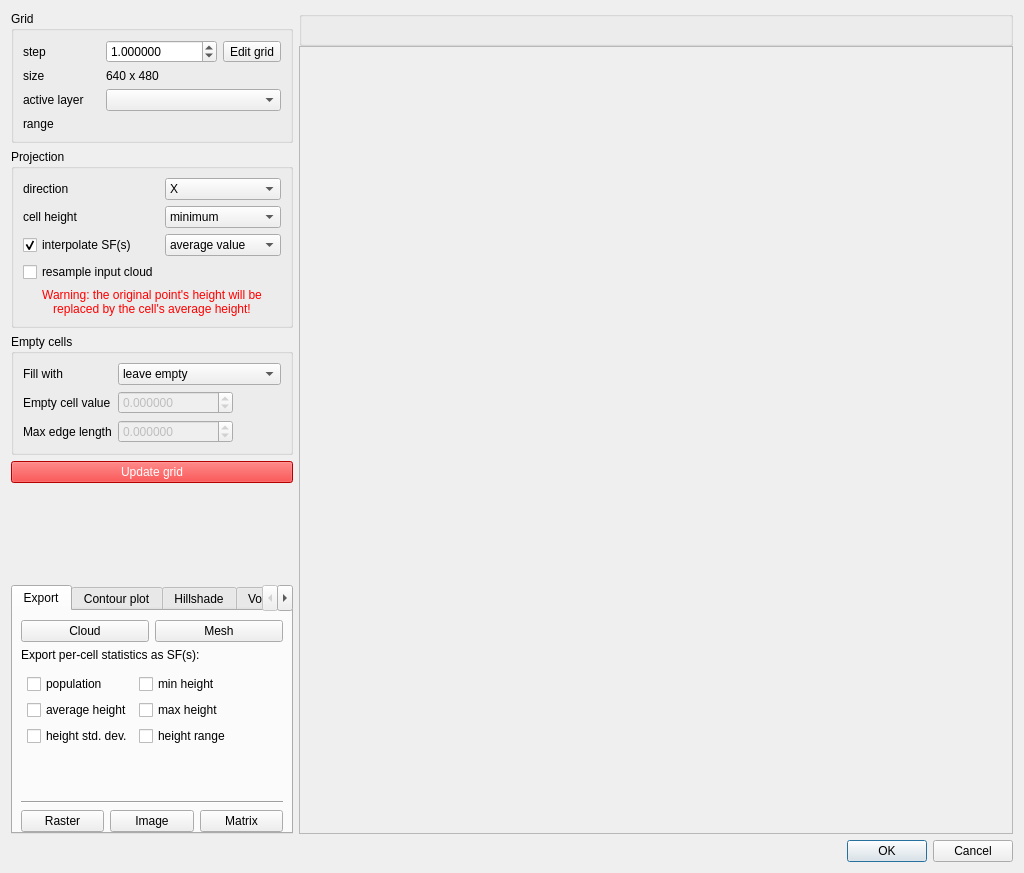
CloudCompare/CloudCompare, file qCC/ui_templates/rasterizeDlg.ui: the form before one commit.
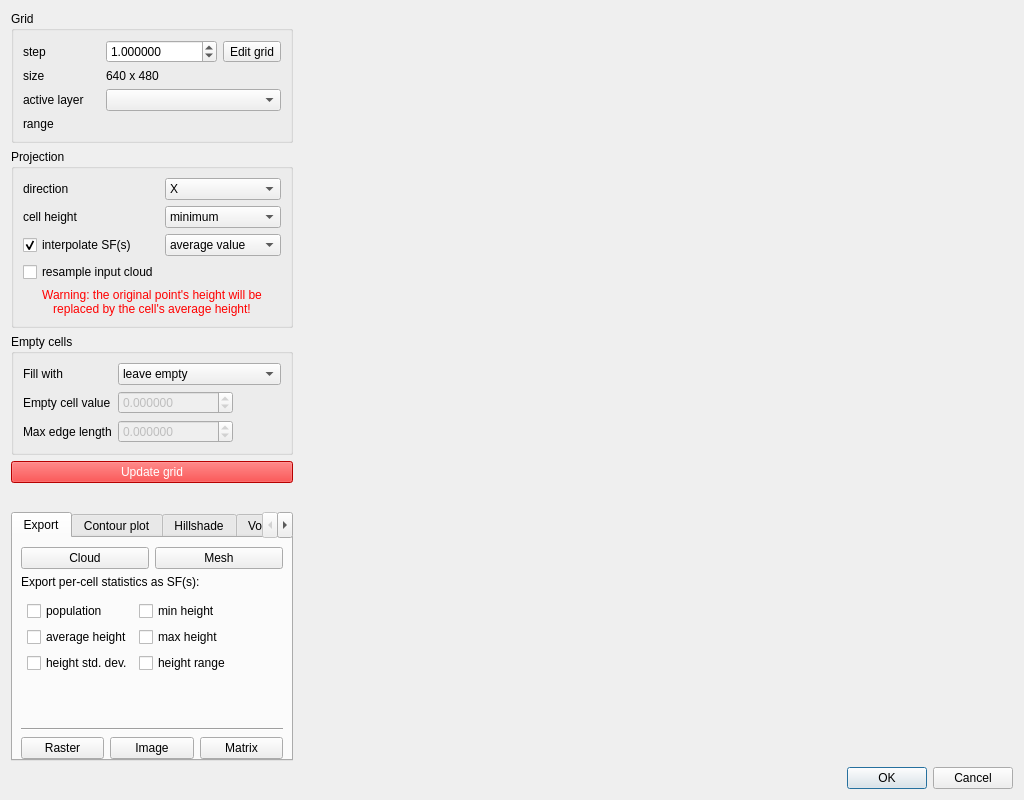
The form after the commit.

Commit message: Rasterize tool: display the total number of cells and the non empty cells

Patch:
```diff
--- a/qCC/ui_templates/rasterizeDlg.ui
+++ b/qCC/ui_templates/rasterizeDlg.ui
@@ -7,7 +7,7 @@
     <x>0</x>
     <y>0</y>
     <width>1024</width>
-    <height>873</height>
+    <height>800</height>
    </rect>
   </property>
   <property name="windowTitle">
@@ -988,33 +988,18 @@
       </widget>
      </item>
      <item>
-      <layout class="QVBoxLayout" name="verticalLayout_6" stretch="0,1">
+      <layout class="QVBoxLayout" name="verticalLayout_6">
        <property name="spacing">
         <number>0</number>
-       </property>
-       <item>
-        <widget class="QGroupBox" name="cloudInfoGroupBox">
-         <property name="sizePolicy">
-          <sizepolicy hsizetype="Expanding" vsizetype="Preferred">
-           <horstretch>0</horstretch>
-           <verstretch>0</verstretch>
-          </sizepolicy>
-         </property>
-         <layout class="QHBoxLayout" name="horizontalLayout_9">
-          <property name="leftMargin">
-           <number>12</number>
-          </property>
-          <property name="topMargin">
-           <number>6</number>
-          </property>
-          <property name="rightMargin">
-           <number>12</number>
-          </property>
-          <property name="bottomMargin">
-           <number>6</number>
           </property>
           <item>
            <widget class="QLabel" name="cloudNameLabel">
+         <property name="minimumSize">
+          <size>
+           <width>0</width>
+           <height>20</height>
+          </size>
+         </property>
             <property name="alignment">
              <set>Qt::AlignCenter</set>
             </property>
@@ -1023,13 +1008,10 @@
             </property>
            </widget>
           </item>
-         </layout>
-        </widget>
-       </item>
        <item>
         <widget class="QFrame" name="mapFrame">
          <property name="sizePolicy">
-          <sizepolicy hsizetype="Expanding" vsizetype="Minimum">
+          <sizepolicy hsizetype="Expanding" vsizetype="Expanding">
            <horstretch>0</horstretch>
            <verstretch>0</verstretch>
           </sizepolicy>
@@ -1040,12 +1022,6 @@
            <height>512</height>
           </size>
          </property>
-         <property name="frameShape">
-          <enum>QFrame::StyledPanel</enum>
-         </property>
-         <property name="frameShadow">
-          <enum>QFrame::Raised</enum>
-         </property>
         </widget>
        </item>
       </layout>
```
Lines whose indentation alone changed are shown as unchanged. The commit also changes 4 other files.
